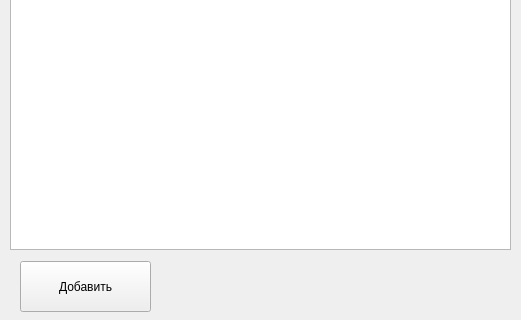
The window that Kurse/third_main_menu_widget.ui (Aleksandra06/Travel_guide) describes before a commit, drawn with Qt 5; both pictures show x 0 to 521 and y 161 to 481 of the 521 by 481 pixel window.
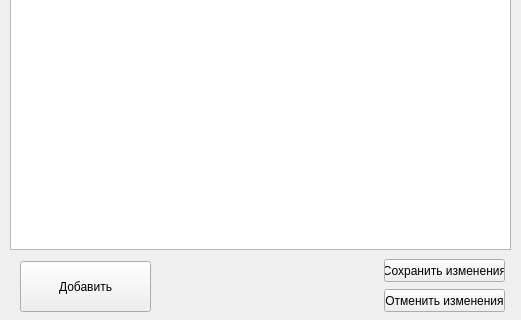
The same window after the commit.

```diff
--- a/Kurse/third_main_menu_widget.ui
+++ b/Kurse/third_main_menu_widget.ui
@@ -60,6 +60,42 @@
     <string>Добавить</string>
    </property>
   </widget>
+  <widget class="QTableView" name="tableView">
+   <property name="geometry">
+    <rect>
+     <x>10</x>
+     <y>30</y>
+     <width>501</width>
+     <height>381</height>
+    </rect>
+   </property>
+  </widget>
+  <widget class="QPushButton" name="pushButton_2">
+   <property name="geometry">
+    <rect>
+     <x>384</x>
+     <y>420</y>
+     <width>121</width>
+     <height>23</height>
+    </rect>
+   </property>
+   <property name="text">
+    <string>Сохранить изменения</string>
+   </property>
+  </widget>
+  <widget class="QPushButton" name="pushButton_3">
+   <property name="geometry">
+    <rect>
+     <x>384</x>
+     <y>450</y>
+     <width>121</width>
+     <height>23</height>
+    </rect>
+   </property>
+   <property name="text">
+    <string>Отменить изменения</string>
+   </property>
+  </widget>
  </widget>
  <resources/>
  <connections/>
```
Left out of the diff: 10 changed lines with no effect on the pictures.
